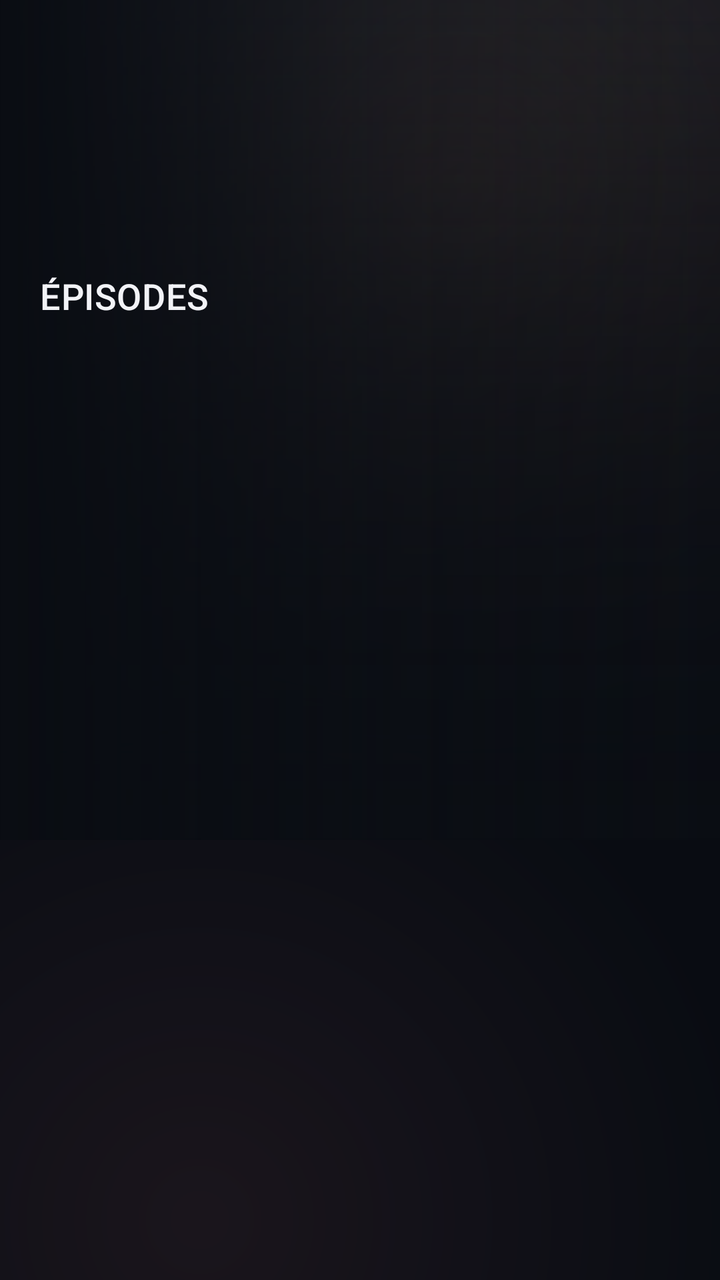
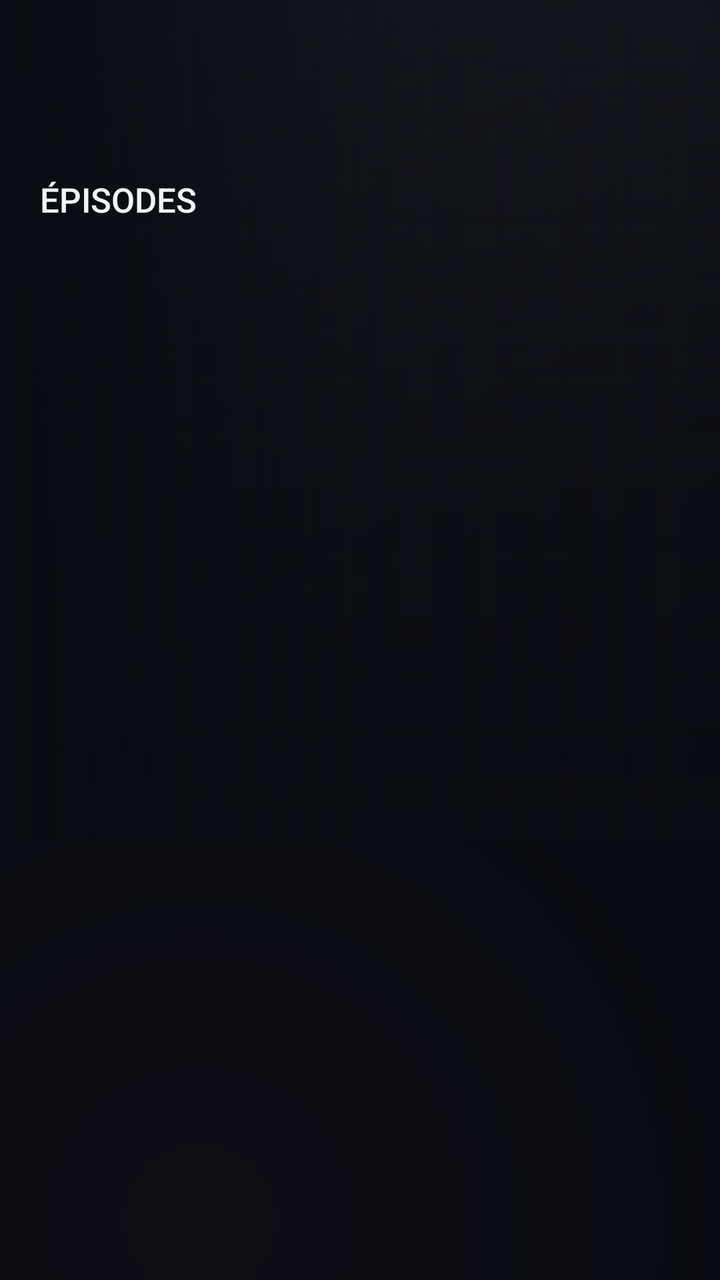

An Android layout rendered at two revisions. The XML below is the earlier revision; the diff shows what the commit changed to produce the second picture.
<!-- AndroidManifest.xml: application theme Theme.Pluxy -->
<!-- res/layout/activity_series.xml -->
<?xml version="1.0" encoding="utf-8"?>
<FrameLayout xmlns:android="http://schemas.android.com/apk/res/android"
    android:layout_width="match_parent"
    android:layout_height="match_parent"
    android:fitsSystemWindows="true"
    android:background="@drawable/bg_tv_ambient">

    <ImageView
        android:id="@+id/backdrop"
        android:layout_width="match_parent"
        android:layout_height="420dp"
        android:alpha="0.35"
        android:contentDescription="@null"
        android:importantForAccessibility="no"
        android:scaleType="centerCrop"
        />

    <View
        android:layout_width="match_parent"
        android:layout_height="420dp"
        android:background="@drawable/scrim_backdrop" />

    <LinearLayout
        android:id="@+id/seriesContent"
        android:layout_width="match_parent"
        android:layout_height="match_parent"
        android:orientation="vertical"
        android:paddingStart="@dimen/screen_pad"
        android:paddingEnd="@dimen/screen_pad"
        android:paddingTop="40dp"
        android:paddingBottom="24dp">

        <ScrollView
            android:id="@+id/seriesHeaderScroll"
            android:layout_width="match_parent"
            android:layout_height="wrap_content"
            android:clipToPadding="false"
            android:scrollbars="none">

            <LinearLayout
                android:id="@+id/seriesHeaderContent"
                android:layout_width="match_parent"
                android:layout_height="wrap_content"
                android:orientation="vertical">
                <TextView
                    android:id="@+id/seriesTitle"
                    style="@style/Text.Display"
                    android:textSize="@dimen/details_title_size"
                    android:layout_width="match_parent"
                    android:layout_height="wrap_content"
                    android:ellipsize="end"
                    android:maxLines="2" />

                <TextView
                    android:id="@+id/seriesSub"
                    android:layout_width="match_parent"
                    android:layout_height="wrap_content"
                    android:layout_marginTop="8dp"
                    android:textColor="?attr/pluxyTextSecondary"
                    android:textSize="15sp" />

                <Button
                    android:id="@+id/continueEpisode"
                    style="@style/Btn.Primary"
                    android:layout_marginTop="18dp"
                    android:visibility="gone" />

                
                <HorizontalScrollView
                    android:layout_width="match_parent"
                    android:layout_height="wrap_content"
                    android:layout_marginTop="12dp"
                    android:scrollbars="none">
                    <LinearLayout
                        android:id="@+id/seriesRatings"
                        android:layout_width="wrap_content"
                        android:layout_height="wrap_content"
                        android:orientation="horizontal"
                        android:visibility="gone" />
                </HorizontalScrollView>

                <TextView
                    android:id="@+id/seriesOverview"
                    style="@style/Text.Body"
                    android:layout_width="match_parent"
                    android:layout_height="wrap_content"
                    android:layout_marginTop="12dp"
                    android:maxLines="3"
                    android:ellipsize="end"
                    android:visibility="gone" />



            </LinearLayout>
        </ScrollView>

        <HorizontalScrollView
            android:id="@+id/seasonScroller"
            android:layout_width="match_parent"
            android:layout_height="wrap_content"
            android:layout_marginTop="18dp"
            android:clipToPadding="false"
            android:scrollbars="none"
            android:visibility="gone">

            <LinearLayout
                android:id="@+id/seasons"
                android:layout_width="wrap_content"
                android:layout_height="wrap_content"
                android:clipChildren="false"
                android:orientation="horizontal" />
        </HorizontalScrollView>

        <TextView
            android:id="@+id/episodesLabel"
            style="@style/Text.Heading"
            android:layout_width="wrap_content"
            android:layout_height="wrap_content"
            android:layout_marginTop="18dp"
            android:text="@string/label_episodes" />

        <FrameLayout
            android:layout_width="match_parent"
            android:layout_height="0dp"
            android:layout_weight="1"
            android:layout_marginTop="10dp">

            <androidx.recyclerview.widget.RecyclerView
                android:id="@+id/episodes"
                android:layout_width="match_parent"
                android:layout_height="match_parent"
                android:clipToPadding="false"
                android:paddingBottom="24dp" />

            <LinearLayout
                android:layout_width="match_parent"
                android:layout_height="match_parent"
                android:gravity="center"
                android:orientation="vertical">

                <ProgressBar
                    android:id="@+id/seriesLoading"
                    android:layout_width="48dp"
                    android:layout_height="48dp"
                    android:indeterminateTint="?attr/pluxyAccent"
                    android:visibility="gone" />

                <TextView
                    android:id="@+id/seriesMessage"
                    style="@style/Text.Body"
                    android:layout_width="wrap_content"
                    android:layout_height="wrap_content"
                    android:gravity="center"
                    android:maxWidth="560dp"
                    android:textColor="?attr/pluxyTextSecondary"
                    android:textSize="18sp"
                    android:visibility="gone" />

                <Button
                    android:id="@+id/seriesRetry"
                    style="@style/Btn.Secondary"
                    android:layout_marginTop="16dp"
                    android:text="@string/action_retry"
                    android:visibility="gone" />
            </LinearLayout>
        </FrameLayout>
    </LinearLayout>
</FrameLayout>
<!-- resources referenced by this layout -->
<resources>
  <dimen name="details_title_size">28sp</dimen>
  <style name="Text.Body">
          <item name="android:textColor">?attr/pluxyTextSecondary</item>
          <item name="android:textSize">17sp</item>
          <item name="android:lineSpacingMultiplier">1.3</item>
      </style>
  <style name="Text.Display">
          <item name="android:textColor">?attr/pluxyTextPrimary</item>
          <item name="android:textSize">34sp</item>
          <item name="android:fontFamily">sans-serif-medium</item>
          <item name="android:textStyle">normal</item>
          <item name="android:letterSpacing">-0.01</item>
      </style>
  <style name="Text.Heading">
          <item name="android:textColor">?attr/pluxyTextPrimary</item>
          <item name="android:textSize">18sp</item>
          <item name="android:fontFamily">sans-serif-medium</item>
          <item name="android:textStyle">normal</item>
          <item name="android:letterSpacing">0.01</item>
      </style>
  <style name="Btn">
          <item name="android:layout_width">wrap_content</item>
          <item name="android:layout_height">wrap_content</item>
          <item name="android:minHeight">@dimen/btn_min_h</item>
          <item name="android:minWidth">128dp</item>
          <item name="android:paddingStart">26dp</item>
          <item name="android:paddingEnd">26dp</item>
          <item name="android:gravity">center</item>
          <item name="android:textAllCaps">false</item>
          <item name="android:textSize">16sp</item>
          <item name="android:fontFamily">sans-serif-medium</item>
          <item name="android:textStyle">normal</item>
          <item name="android:letterSpacing">0.01</item>
          <item name="android:focusable">true</item>
          <item name="android:backgroundTint">@null</item>
          <item name="android:stateListAnimator">@animator/focus_lift_btn</item>
      </style>
  <!-- drawable bg_btn_primary (drawable) -->
  <?xml version="1.0" encoding="utf-8"?>
  <selector xmlns:android="http://schemas.android.com/apk/res/android">
      <item android:state_focused="true">
          <shape android:shape="rectangle">
              <gradient android:angle="315" android:startColor="?attr/pluxyAccentBright" android:endColor="?attr/pluxyAccent" />
              <stroke android:width="2dp" android:color="?attr/pluxyTextPrimary" />
              <corners android:radius="@dimen/radius_md" />
          </shape>
      </item>
      <item android:state_pressed="true">
          <shape android:shape="rectangle">
              <solid android:color="?attr/pluxyAccentDim" />
              <corners android:radius="@dimen/radius_md" />
          </shape>
      </item>
      <item>
          <shape android:shape="rectangle">
              <gradient android:angle="315" android:startColor="?attr/pluxyAccent" android:endColor="?attr/pluxyAccentDim" />
              <corners android:radius="@dimen/radius_md" />
          </shape>
      </item>
  </selector>
  <!-- drawable bg_btn_secondary (drawable) -->
  <?xml version="1.0" encoding="utf-8"?>
  <selector xmlns:android="http://schemas.android.com/apk/res/android">
      <item android:state_focused="true">
          <shape android:shape="rectangle">
              <gradient android:angle="315" android:startColor="?attr/pluxyGlassFocusTop" android:endColor="?attr/pluxyGlassFocusBottom" />
              <stroke android:width="2dp" android:color="?attr/pluxyBorderFocus" />
              <corners android:radius="@dimen/radius_md" />
          </shape>
      </item>
      <item android:state_pressed="true">
          <shape android:shape="rectangle">
              <solid android:color="?attr/pluxySurfaceFocus" />
              <stroke android:width="1dp" android:color="?attr/pluxyAccentBright" />
              <corners android:radius="@dimen/radius_md" />
          </shape>
      </item>
      <item>
          <shape android:shape="rectangle">
              <gradient android:angle="315" android:startColor="?attr/pluxyGlassTop" android:endColor="?attr/pluxyGlassBottom" />
              <stroke android:width="1dp" android:color="?attr/pluxyBorder" />
              <corners android:radius="@dimen/radius_md" />
          </shape>
      </item>
  </selector>
  <color name="surface_focus">#EB303744</color>
  <color name="glass_top">#DE1C2430</color>
  <color name="glass_bottom">#D010151E</color>
  <color name="glass_focus_top">#EB303744</color>
  <color name="glass_glint">#32EDF2FA</color>
  <color name="ambient_coral">#20F6AD84</color>
  <color name="ambient_rose">#14DE7893</color>
  <color name="glow_edge">#36F6AD84</color>
  <color name="border">#2A9DAEC5</color>
  <color name="border_subtle">#1C9DAEC5</color>
  <dimen name="btn_min_h">52dp</dimen>
  <dimen name="radius_md">14dp</dimen>
  <!-- unchanged entries left out for length: 31 -->
</resources>

<!-- the commit's change to res/layout/activity_series.xml (unified diff, before → after) -->
@@ -27,7 +27,7 @@
         android:orientation="vertical"
         android:paddingStart="@dimen/screen_pad"
         android:paddingEnd="@dimen/screen_pad"
-        android:paddingTop="40dp"
+        android:paddingTop="@dimen/details_top_pad"
         android:paddingBottom="24dp">
 
         <ScrollView
@@ -46,6 +46,8 @@
                     android:id="@+id/seriesTitle"
                     style="@style/Text.Display"
                     android:textSize="@dimen/details_title_size"
+                    android:fontFamily="sans-serif-medium"
+                    android:textStyle="normal"
                     android:layout_width="match_parent"
                     android:layout_height="wrap_content"
                     android:ellipsize="end"
@@ -57,19 +59,23 @@
                     android:layout_height="wrap_content"
                     android:layout_marginTop="8dp"
                     android:textColor="?attr/pluxyTextSecondary"
-                    android:textSize="15sp" />
+                    android:textSize="@dimen/auxiliary_meta_size" />
 
                 <Button
                     android:id="@+id/continueEpisode"
                     style="@style/Btn.Primary"
-                    android:layout_marginTop="18dp"
+                    android:layout_height="48dp"
+                    android:minHeight="48dp"
+                    android:textStyle="normal"
+                    android:fontFamily="sans-serif-medium"
+                    android:layout_marginTop="8dp"
                     android:visibility="gone" />
 
                 
                 <HorizontalScrollView
                     android:layout_width="match_parent"
                     android:layout_height="wrap_content"
-                    android:layout_marginTop="12dp"
+                    android:layout_marginTop="8dp"
                     android:scrollbars="none">
                     <LinearLayout
                         android:id="@+id/seriesRatings"
@@ -84,8 +90,8 @@
                     style="@style/Text.Body"
                     android:layout_width="match_parent"
                     android:layout_height="wrap_content"
-                    android:layout_marginTop="12dp"
-                    android:maxLines="3"
+                    android:layout_marginTop="8dp"
+                    android:maxLines="2"
                     android:ellipsize="end"
                     android:visibility="gone" />
 
@@ -98,7 +104,7 @@
             android:id="@+id/seasonScroller"
             android:layout_width="match_parent"
             android:layout_height="wrap_content"
-            android:layout_marginTop="18dp"
+            android:layout_marginTop="8dp"
             android:clipToPadding="false"
             android:scrollbars="none"
             android:visibility="gone">
@@ -116,7 +122,7 @@
             style="@style/Text.Heading"
             android:layout_width="wrap_content"
             android:layout_height="wrap_content"
-            android:layout_marginTop="18dp"
+            android:layout_marginTop="8dp"
             android:text="@string/label_episodes" />
 
         <FrameLayout
<!-- resource entries referenced after the edit -->
@@ -1,48 +1,51 @@
 <!-- resources referenced by this layout -->
 <resources>
-  <dimen name="details_title_size">28sp</dimen>
+  <dimen name="auxiliary_meta_size">14sp</dimen>
+  <dimen name="details_title_size">22sp</dimen>
+  <dimen name="details_top_pad">16dp</dimen>
   <style name="Text.Body">
           <item name="android:textColor">?attr/pluxyTextSecondary</item>
-          <item name="android:textSize">17sp</item>
-          <item name="android:lineSpacingMultiplier">1.3</item>
+          <item name="android:textSize">15sp</item>
+          <item name="android:lineSpacingMultiplier">1.2</item>
       </style>
   <style name="Text.Display">
           <item name="android:textColor">?attr/pluxyTextPrimary</item>
-          <item name="android:textSize">34sp</item>
+          <item name="android:textSize">26sp</item>
           <item name="android:fontFamily">sans-serif-medium</item>
           <item name="android:textStyle">normal</item>
           <item name="android:letterSpacing">-0.01</item>
       </style>
   <style name="Text.Heading">
           <item name="android:textColor">?attr/pluxyTextPrimary</item>
-          <item name="android:textSize">18sp</item>
+          <item name="android:textSize">17sp</item>
           <item name="android:fontFamily">sans-serif-medium</item>
           <item name="android:textStyle">normal</item>
-          <item name="android:letterSpacing">0.01</item>
+          <item name="android:letterSpacing">0</item>
       </style>
   <style name="Btn">
           <item name="android:layout_width">wrap_content</item>
           <item name="android:layout_height">wrap_content</item>
           <item name="android:minHeight">@dimen/btn_min_h</item>
-          <item name="android:minWidth">128dp</item>
-          <item name="android:paddingStart">26dp</item>
-          <item name="android:paddingEnd">26dp</item>
+          <item name="android:minWidth">96dp</item>
+          <item name="android:paddingStart">18dp</item>
+          <item name="android:paddingEnd">18dp</item>
           <item name="android:gravity">center</item>
           <item name="android:textAllCaps">false</item>
-          <item name="android:textSize">16sp</item>
+          <item name="android:textSize">@dimen/btn_text_size</item>
           <item name="android:fontFamily">sans-serif-medium</item>
           <item name="android:textStyle">normal</item>
-          <item name="android:letterSpacing">0.01</item>
+          <item name="android:letterSpacing">0</item>
           <item name="android:focusable">true</item>
           <item name="android:backgroundTint">@null</item>
           <item name="android:stateListAnimator">@animator/focus_lift_btn</item>
       </style>
   <!-- drawable bg_btn_primary (drawable) -->
   <?xml version="1.0" encoding="utf-8"?>
-  <selector xmlns:android="http://schemas.android.com/apk/res/android">
+  <inset xmlns:android="http://schemas.android.com/apk/res/android" android:insetTop="4dp" android:insetBottom="4dp">
+  <selector>
       <item android:state_focused="true">
           <shape android:shape="rectangle">
-              <gradient android:angle="315" android:startColor="?attr/pluxyAccentBright" android:endColor="?attr/pluxyAccent" />
+              <solid android:color="?attr/pluxyAccentBright" />
               <stroke android:width="2dp" android:color="?attr/pluxyTextPrimary" />
               <corners android:radius="@dimen/radius_md" />
           </shape>
@@ -55,14 +58,16 @@
       </item>
       <item>
           <shape android:shape="rectangle">
-              <gradient android:angle="315" android:startColor="?attr/pluxyAccent" android:endColor="?attr/pluxyAccentDim" />
+              <solid android:color="?attr/pluxyAccent" />
               <corners android:radius="@dimen/radius_md" />
           </shape>
       </item>
   </selector>
+  </inset>
   <!-- drawable bg_btn_secondary (drawable) -->
   <?xml version="1.0" encoding="utf-8"?>
-  <selector xmlns:android="http://schemas.android.com/apk/res/android">
+  <inset xmlns:android="http://schemas.android.com/apk/res/android" android:insetTop="4dp" android:insetBottom="4dp">
+  <selector>
       <item android:state_focused="true">
           <shape android:shape="rectangle">
               <gradient android:angle="315" android:startColor="?attr/pluxyGlassFocusTop" android:endColor="?attr/pluxyGlassFocusBottom" />
@@ -73,30 +78,32 @@
       <item android:state_pressed="true">
           <shape android:shape="rectangle">
               <solid android:color="?attr/pluxySurfaceFocus" />
-              <stroke android:width="1dp" android:color="?attr/pluxyAccentBright" />
+              <stroke android:width="0.5dp" android:color="?attr/pluxyAccentBright" />
               <corners android:radius="@dimen/radius_md" />
           </shape>
       </item>
       <item>
           <shape android:shape="rectangle">
               <gradient android:angle="315" android:startColor="?attr/pluxyGlassTop" android:endColor="?attr/pluxyGlassBottom" />
-              <stroke android:width="1dp" android:color="?attr/pluxyBorder" />
+              <stroke android:width="0.5dp" android:color="?attr/pluxyBorder" />
               <corners android:radius="@dimen/radius_md" />
           </shape>
       </item>
   </selector>
-  <color name="surface_focus">#EB303744</color>
-  <color name="glass_top">#DE1C2430</color>
-  <color name="glass_bottom">#D010151E</color>
-  <color name="glass_focus_top">#EB303744</color>
-  <color name="glass_glint">#32EDF2FA</color>
-  <color name="ambient_coral">#20F6AD84</color>
-  <color name="ambient_rose">#14DE7893</color>
-  <color name="glow_edge">#36F6AD84</color>
-  <color name="border">#2A9DAEC5</color>
-  <color name="border_subtle">#1C9DAEC5</color>
-  <dimen name="btn_min_h">52dp</dimen>
-  <dimen name="radius_md">14dp</dimen>
+  </inset>
+  <color name="surface_focus">#DD2C3340</color>
+  <color name="glass_top">#C91A202B</color>
+  <color name="glass_bottom">#BC10151E</color>
+  <color name="glass_focus_top">#DD2C3340</color>
+  <color name="glass_glint">#1CEDF2FA</color>
+  <color name="ambient_coral">#0AF6AD84</color>
+  <color name="ambient_rose">#06DE7893</color>
+  <color name="glow_edge">#24F6AD84</color>
+  <color name="border">#209DAEC5</color>
+  <color name="border_subtle">#149DAEC5</color>
+  <dimen name="btn_min_h">48dp</dimen>
+  <dimen name="btn_text_size">14sp</dimen>
+  <dimen name="radius_md">10dp</dimen>
   <!-- unchanged entries left out for length: 31 -->
 </resources>
 
